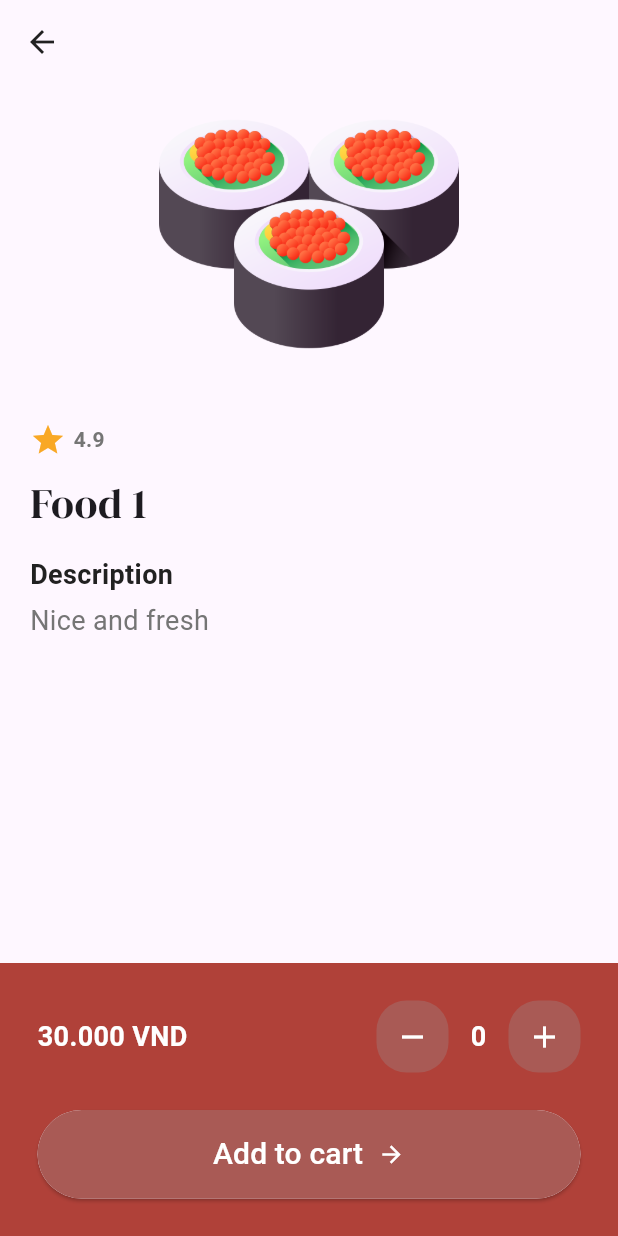
After one commit to khuong1742005/Sushi-Restaurant, a Flutter app: the MenuPage screen opened directly, after a tap on "Food 1", on a phone screen of 412 x 824 dp. The commit adds this screen. Run offline on Flutter 3.47's test engine with Material 3 defaults, Android fonts, the phone set to English and light mode, and no system bars; our stand-ins replace google_fonts.

Commit message:
update food detals (name, descrip, quantity, add to cart)

```diff
--- /dev/null
+++ b/lib/pages/food_details.dart
@@ -0,0 +1,188 @@
+import 'package:flutter/material.dart';
+import 'package:google_fonts/google_fonts.dart';
+import 'package:sushi_res/pages/intro_page_button.dart';
+import 'package:sushi_res/theme/color.dart';
+
+import '../models/food.dart';
+
+class FoodDetailsPage extends StatefulWidget {
+  final Food food;
+  const FoodDetailsPage({
+    super.key,
+    required this.food,
+  });
+
+  @override
+  State<FoodDetailsPage> createState() => _FoodDetailsPageState();
+}
+
+class _FoodDetailsPageState extends State<FoodDetailsPage> {
+  // Quantity count
+  int quantityCount = 0;
+  // decrement
+  void decrementQuantity() {
+    setState(() {
+      quantityCount--;
+    });
+  }
+
+  // increment
+  void incrementQuantity() {
+    setState(() {
+      quantityCount++;
+    });
+  }
+
+  // add to cart button
+  void addToCart() {}
+  @override
+  Widget build(BuildContext context) {
+    return Scaffold(
+      appBar: AppBar(
+        backgroundColor: Colors.transparent,
+        elevation: 0,
+        foregroundColor: Colors.grey[900],
+      ),
+      body: Column(
+        children: [
+          // list view of food details
+          Expanded(
+            child: ListView(
+              children: [
+                // image
+                Image.asset(widget.food.imagePath, height: 200),
+                const SizedBox(height: 25),
+                // rating + name + description
+                Padding(
+                  padding: const EdgeInsets.only(left: 20),
+                  child: Column(
+                    crossAxisAlignment: CrossAxisAlignment.start,
+                    children: [
+                      // rating
+                      Row(
+                        children: [
+                          Icon(
+                            Icons.star,
+                            color: Colors.yellow[800],
+                          ),
+                          const SizedBox(width: 5),
+                          Text(
+                            widget.food.rating,
+                            style: TextStyle(
+                              color: Colors.grey[600],
+                              fontWeight: FontWeight.bold,
+                            ),
+                          ),
+                        ],
+                      ),
+                      const SizedBox(height: 10),
+                      // name
+                      Text(
+                        widget.food.name,
+                        style: GoogleFonts.dmSerifDisplay(
+                          fontSize: 28,
+                        ),
+                      ),
+                      const SizedBox(height: 15),
+                      // descriptions
+                      Text(
+                        'Description',
+                        style: TextStyle(
+                          color: Colors.grey[900],
+                          fontWeight: FontWeight.bold,
+                          fontSize: 18,
+                        ),
+                      ),
+                      Text(
+                        'Nice and fresh',
+                        style: TextStyle(
+                          color: Colors.grey[600],
+                          fontSize: 18,
+                          height: 2,
+                        ),
+                      )
+                    ],
+                  ),
+                ),
+              ],
+            ),
+          ),
+          // price + quantity + add to cart button
+          Container(
+            color: primaryColor,
+            padding: const EdgeInsets.all(25),
+            child: Column(
+              children: [
+                // price and quantity
+                Row(
+                  mainAxisAlignment: MainAxisAlignment.spaceBetween,
+                  children: [
+                    // price
+                    Text(
+                      widget.food.price,
+                      style: const TextStyle(
+                        color: Colors.white,
+                        fontWeight: FontWeight.bold,
+                        fontSize: 18,
+                      ),
+                    ),
+                    // quantity
+                    Row(
+                      children: [
+                        // minus button
+                        Container(
+                          decoration: BoxDecoration(
+                            borderRadius: BorderRadius.circular(20),
+                            color: secondColor,
+                          ),
+                          child: IconButton(
+                            icon: const Icon(
+                              Icons.remove,
+                              color: Colors.white,
+                            ),
+                            onPressed: decrementQuantity,
+                          ),
+                        ),
+                        // quantity count
+                        SizedBox(
+                          width: 40,
+                          child: Center(
+                            child: Text(
+                              quantityCount.toString(),
+                              style: const TextStyle(
+                                color: Colors.white,
+                                fontWeight: FontWeight.bold,
+                                fontSize: 18,
+                              ),
+                            ),
+                          ),
+                        ),
+                        // plus button
+                        Container(
+                          decoration: BoxDecoration(
+                            borderRadius: BorderRadius.circular(20),
+                            color: secondColor,
+                          ),
+                          child: IconButton(
+                            icon: const Icon(
+                              Icons.add,
+                              color: Colors.white,
+                            ),
+                            onPressed: incrementQuantity,
+                          ),
+                        )
+                      ],
+                    )
+                  ],
+                ),
+                const SizedBox(height: 25),
+                // add to cart button
+                Button(text: "Add to cart", onPressed: addToCart),
+              ],
+            ),
+          )
+        ],
+      ),
+    );
+  }
+}
--- a/lib/pages/food_tile.dart
+++ b/lib/pages/food_tile.dart
@@ -5,14 +5,18 @@ import '../models/food.dart';
 
 class FoodTile extends StatelessWidget {
   final Food food;
+  final void Function()? onTap;
   const FoodTile({
     super.key,
     required this.food,
+    required this.onTap,
   });
 
   @override
   Widget build(BuildContext context) {
-    return Container(
+    return GestureDetector(
+      onTap: onTap,
+      child: Container(
         decoration: BoxDecoration(
           color: Colors.grey[100],
           borderRadius: BorderRadius.circular(20),
@@ -67,6 +71,7 @@ class FoodTile extends StatelessWidget {
             )
           ],
         ),
+      ),
     );
   }
 }
--- a/lib/pages/menu_page.dart
+++ b/lib/pages/menu_page.dart
@@ -2,6 +2,7 @@ import 'package:flutter/material.dart';
 import 'package:google_fonts/google_fonts.dart';
 import 'package:sushi_res/models/food.dart';
 import '../theme/color.dart';
+import 'food_details.dart';
 import 'food_tile.dart';
 import 'intro_page_button.dart';
 
@@ -40,6 +41,16 @@ class _MenuPageState extends State<MenuPage> {
       rating: "5.0",
     ),
   ];
+  // navigate to food item details
+  void navigateToFoodDetails(int index) {
+    Navigator.push(
+        context,
+        MaterialPageRoute(
+          builder: (context) => FoodDetailsPage(
+            food: foodMenu[index],
+          ),
+        ));
+  }
 
   @override
   Widget build(BuildContext context) {
@@ -134,6 +145,7 @@ class _MenuPageState extends State<MenuPage> {
               itemCount: foodMenu.length,
               itemBuilder: (context, index) => FoodTile(
                 food: foodMenu[index],
+                onTap: () => navigateToFoodDetails(index),
               ),
             ),
           ),
--- a/lib/theme/color.dart
+++ b/lib/theme/color.dart
@@ -1,3 +1,4 @@
 import 'package:flutter/material.dart';
 
 var primaryColor = const Color.fromARGB(255, 176, 65, 57);
+var secondColor = const Color.fromARGB(255, 169, 90, 85);
```
Lines whose indentation alone changed are shown as unchanged.
